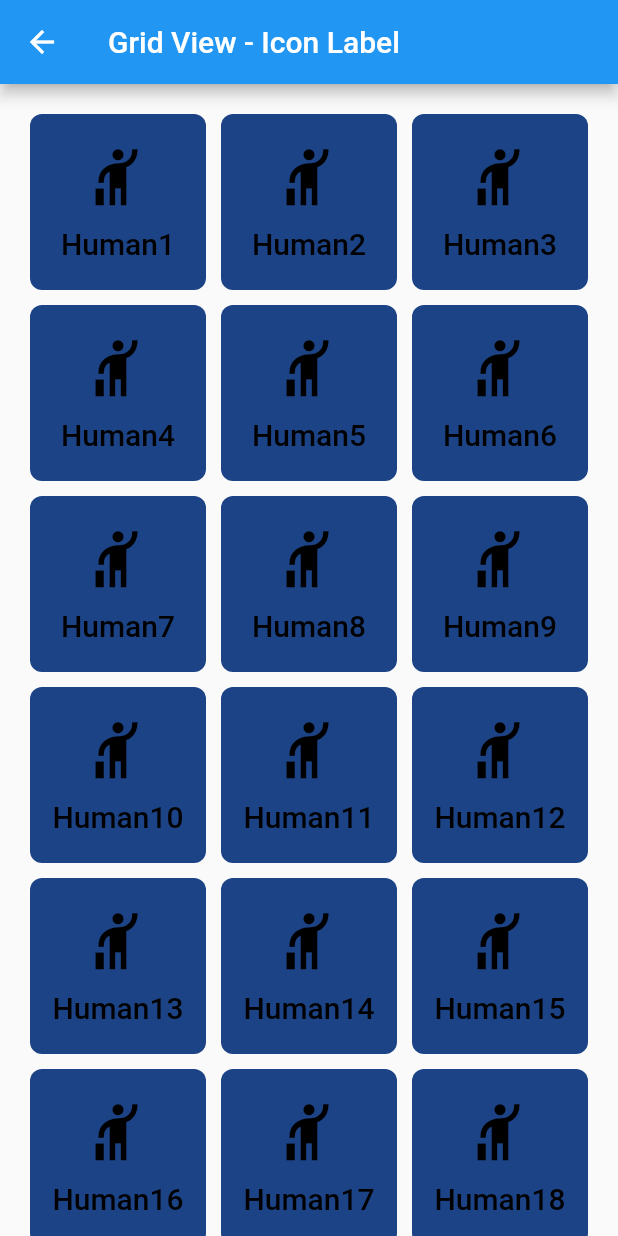
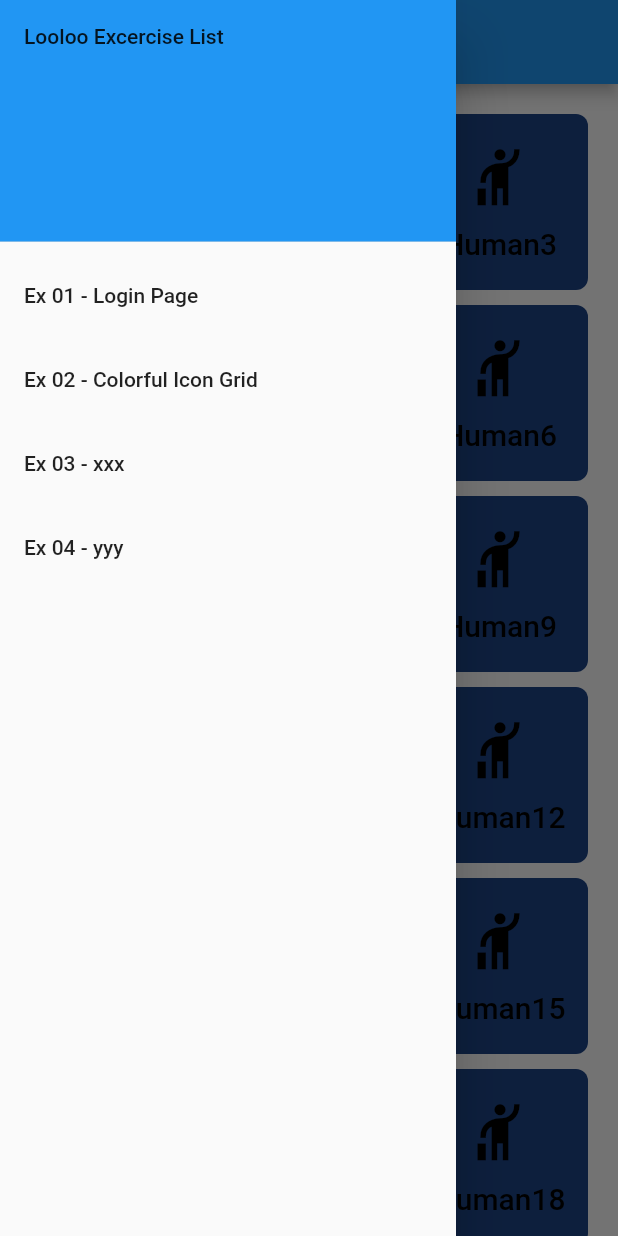
Before and after one commit to worapong-it/looloo-flutter-exercise, a Flutter app: the MyGridViewPage screen opened by its route, with the side drawer open (before the commit the screen has no drawer), on a phone screen of 412 x 824 dp. Run offline on Flutter 3.47's test engine with Material 2 defaults, Android fonts, the light colour scheme and no system bars.

Commit message:
add page3-4, add drawer as navigator between pages

```diff
--- a/lib/custom_drawer.dart
+++ b/lib/custom_drawer.dart
@@ -19,22 +19,30 @@ class CustomDrawer extends StatelessWidget {
             ),
             child: Text('Looloo Excercise List'),
           ),
-          ListTile(
-            title: const Text('Ex 01 - Login Page'),
-            onTap: () {
-              // Update the state of the app.
-              // ...
-            },
-          ),
-          ListTile(
-            title: const Text('Ex 02 - Colorful Icon Grid'),
-            onTap: () {
-              // Update the state of the app.
-              // ...
-            },
-          ),
+          NavListTile(text: 'Ex 01 - Login Page', routeName: '/first'),
+          NavListTile(text: 'Ex 02 - Colorful Icon Grid', routeName: '/second'),
+          NavListTile(text: 'Ex 03 - xxx', routeName: '/third'),
+          NavListTile(text: 'Ex 04 - yyy', routeName: '/forth'),
         ],
       ),
     );
   }
 }
+
+// --- NavListTile - Clickable to navigate --- //
+
+class NavListTile extends StatelessWidget {
+  final text, routeName;
+  const NavListTile({Key? key, @required this.text, @required this.routeName})
+      : super(key: key);
+
+  @override
+  Widget build(BuildContext context) {
+    return ListTile(
+      title: Text(text),
+      onTap: () {
+        Navigator.pushNamed(context, routeName);
+      },
+    );
+  }
+}
--- a/lib/looloo_ex2/looloo_ex2_main.dart
+++ b/lib/looloo_ex2/looloo_ex2_main.dart
@@ -2,7 +2,7 @@ import 'package:flutter/material.dart';
 import 'icon_label.dart';
 import 'package:provider/provider.dart';
 import 'grid_widget.dart';
-
+import '../custom_drawer.dart';
 // class MyAppEx2 extends StatelessWidget {
 //   const MyAppEx2({Key? key}) : super(key: key);
 
@@ -24,15 +24,12 @@ class MyGridViewPage extends StatelessWidget {
       create: (context) => IconLabel(),
       child: Scaffold(
         appBar: AppBar(
-          leading: IconButton(
-            icon: Icon(Icons.arrow_back),
-            onPressed: () => Navigator.pop(context),
-          ),
           title: Consumer<IconLabel>(
             builder: (context, iconLabel, child) =>
                 Text('Grid View - ${iconLabel.label}'),
           ),
         ),
+        drawer: CustomDrawer(),
         body: GridWidget(),
       ),
     );
```
Also changed, not shown: lib/looloo_ex1/looloo_ex1_main.dart (+1 -8 lines), lib/looloo_ex3/looloo_ex3_main.dart (added, +18 -0 lines), lib/looloo_ex4/looloo_ex4_main.dart (added, +18 -0 lines), lib/main.dart (+8 -4 lines).
